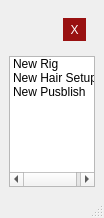
First picture: the form in notifier/resource/Notifier.ui, repository PaulSchweizer/PySideWidgetCollection, before the edit.
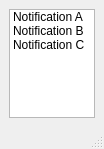
Second picture: the form after the edit.

Patch:
```diff
--- a/notifier/resource/Notifier.ui
+++ b/notifier/resource/Notifier.ui
@@ -7,7 +7,7 @@
     <x>0</x>
     <y>0</y>
     <width>104</width>
-    <height>218</height>
+    <height>149</height>
    </rect>
   </property>
   <property name="palette">
@@ -67,75 +67,6 @@
     <property name="bottomMargin">
      <number>9</number>
     </property>
-    <item>
-     <widget class="QWidget" name="topbar_hlay" native="true">
-      <property name="sizePolicy">
-       <sizepolicy hsizetype="Preferred" vsizetype="Fixed">
-        <horstretch>0</horstretch>
-        <verstretch>0</verstretch>
-       </sizepolicy>
-      </property>
-      <property name="accessibleName">
-       <string>topbar_hlay</string>
-      </property>
-      <property name="styleSheet">
-       <string notr="true"/>
-      </property>
-      <layout class="QHBoxLayout" name="horizontalLayout">
-       <item>
-        <spacer name="topbar_hspace">
-         <property name="orientation">
-          <enum>Qt::Horizontal</enum>
-         </property>
-         <property name="sizeHint" stdset="0">
-          <size>
-           <width>40</width>
-           <height>20</height>
-          </size>
-         </property>
-        </spacer>
-       </item>
-       <item>
-        <widget class="QToolButton" name="close_btn">
-         <property name="styleSheet">
-          <string notr="true">QToolButton{
-	padding:3px;
-	background-color:#911;
-	color:#fff;
-	border: 0 solid;
-}
-QToolButton::hover{
-	background-color:#c44;
-	color:#fff;
-	border:0 solid;
-}</string>
-         </property>
-         <property name="text">
-          <string>X</string>
-         </property>
-         <property name="iconSize">
-          <size>
-           <width>24</width>
-           <height>24</height>
-          </size>
-         </property>
-         <property name="checkable">
-          <bool>false</bool>
-         </property>
-         <property name="autoRaise">
-          <bool>true</bool>
-         </property>
-         <property name="arrowType">
-          <enum>Qt::NoArrow</enum>
-         </property>
-        </widget>
-       </item>
-      </layout>
-     </widget>
-    </item>
-    <item>
-     <layout class="QHBoxLayout" name="header_vlay"/>
-    </item>
     <item>
      <layout class="QVBoxLayout" name="content_vlay">
       <property name="topMargin">
@@ -145,34 +76,21 @@
        <widget class="QListWidget" name="listWidget">
         <item>
          <property name="text">
-          <string>New Rig</string>
+          <string>Notification A</string>
          </property>
         </item>
         <item>
          <property name="text">
-          <string>New Hair Setup</string>
+          <string>Notification B</string>
          </property>
         </item>
         <item>
          <property name="text">
-          <string>New Pusblish</string>
+          <string>Notification C</string>
          </property>
         </item>
        </widget>
       </item>
-      <item>
-       <spacer name="verticalSpacer">
-        <property name="orientation">
-         <enum>Qt::Vertical</enum>
-        </property>
-        <property name="sizeHint" stdset="0">
-         <size>
-          <width>20</width>
-          <height>40</height>
-         </size>
-        </property>
-       </spacer>
-      </item>
      </layout>
     </item>
    </layout>
```
Left out of the diff: 2 changed lines with no effect on the pictures.
